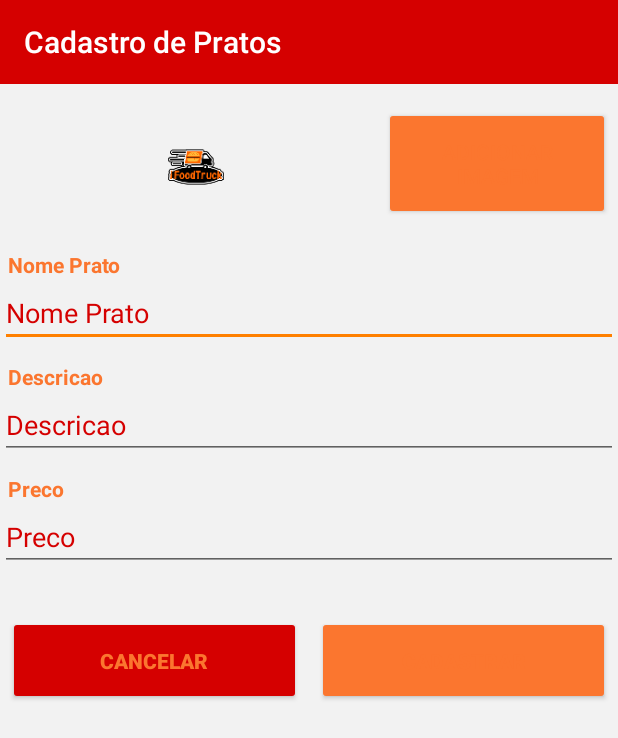
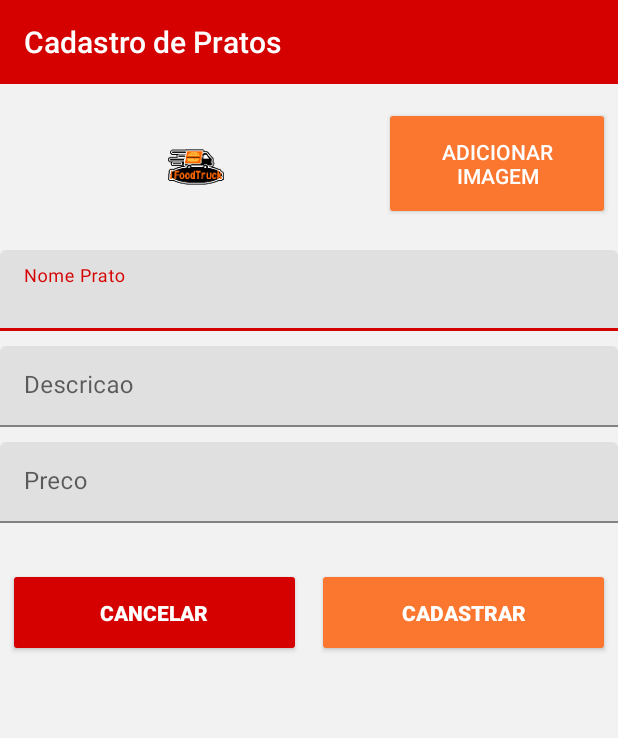
Before and after one commit to alessandrofls/iFoodTruck, an Android app: the Activity_cadastro_pratos screen opened directly, with no data from a screen before it, on a phone screen of 412 x 824 dp. Shown: the top 738 px of the screen. Run offline under Robolectric (Android 15) with nearby library versions, the phone set to English and light mode, and no system bars; our stand-ins replace Firebase (no records; nobody signed in at launch, a user with empty details on screens opened directly).

Commit message:
UI changes

```diff
--- a/app/src/main/res/layout/activity_cadastro_pratos.xml
+++ b/app/src/main/res/layout/activity_cadastro_pratos.xml
@@ -48,7 +48,7 @@
         </LinearLayout>
 
 
-        <TextView
+        <!--    <TextView
                 android:id="@+id/tVNomePrato"
                 android:layout_width="match_parent"
                 android:layout_height="wrap_content"
@@ -103,24 +103,78 @@
                     android:ems="10"
                     android:hint="@string/cadPrecoPrato"
                     android:inputType="numberDecimal"
-                android:textColorHint="@color/colorPrimary"/>
+                    android:textColorHint="@color/colorPrimary"/>-->
 
 
 
-        <!--<android.support.design.widget.TextInputLayout-->
-            <!--style="@style/Widget.MaterialComponents.TextInputLayout.FilledBox.Dense"-->
-            <!--android:layout_width="match_parent"-->
 
-            <!--android:layout_height="wrap_content">-->
 
-        <!--</android.support.design.widget.TextInputLayout>-->
 
-        <!--<android.support.design.widget.TextInputLayout-->
-            <!--style="@style/Widget.MaterialComponents.TextInputLayout.FilledBox.Dense"-->
-            <!--android:layout_width="match_parent"-->
-            <!--android:layout_height="wrap_content">-->
-            <!--&lt;!&ndash;android:background=""&ndash;&gt;-->
-        <!--</android.support.design.widget.TextInputLayout>-->
+
+        <android.support.design.widget.TextInputLayout
+                style="@style/Widget.MaterialComponents.TextInputLayout.FilledBox.Dense"
+                android:layout_width="match_parent"
+                android:layout_height="wrap_content">
+            <android.support.design.widget.TextInputEditText
+                    android:id="@+id/eTNomePrato"
+                    android:layout_width="match_parent"
+                    android:layout_height="wrap_content"
+                    android:layout_marginBottom="10dp"
+                    android:ems="10"
+                    android:hint="@string/cadNomePrato"
+                    android:inputType="text"
+                    android:textColorHint="@color/colorPrimary" />
+
+        </android.support.design.widget.TextInputLayout>
+
+        <android.support.design.widget.TextInputLayout
+                style="@style/Widget.MaterialComponents.TextInputLayout.FilledBox.Dense"
+                android:layout_width="match_parent"
+                android:layout_height="wrap_content">
+            <android.support.design.widget.TextInputEditText
+                    android:id="@+id/editTextDescricao"
+                    android:layout_width="match_parent"
+                    android:layout_height="wrap_content"
+                    android:layout_marginBottom="10dp"
+                    android:ems="10"
+                    android:hint="@string/cadDescricao"
+                    android:inputType="text"
+                    android:textColorHint="@color/colorPrimary" />
+
+        </android.support.design.widget.TextInputLayout>
+
+        <android.support.design.widget.TextInputLayout
+                style="@style/Widget.MaterialComponents.TextInputLayout.FilledBox.Dense"
+                android:layout_width="match_parent"
+
+                android:layout_height="wrap_content">
+
+            <android.support.design.widget.TextInputEditText
+                    android:id="@+id/eTPreco"
+                    android:layout_width="match_parent"
+                    android:layout_height="wrap_content"
+                    android:ems="10"
+                    android:hint="@string/cadPrecoPrato"
+                    android:inputType="numberDecimal"
+                    android:textColorHint="@color/colorPrimary"/>
+
+        </android.support.design.widget.TextInputLayout>
+
+        <!--<android.support.design.widget.TextInputLayout
+            style="@style/Widget.MaterialComponents.TextInputLayout.FilledBox.Dense"
+            android:layout_width="match_parent"
+            android:layout_height="wrap_content">
+
+        </android.support.design.widget.TextInputLayout>
+
+
+
+        <android.support.design.widget.TextInputLayout
+            style="@style/Widget.MaterialComponents.TextInputLayout.FilledBox.Dense"
+            android:layout_width="match_parent"
+            android:layout_height="wrap_content">
+            &lt;!&ndash;android:background=""&ndash;&gt;
+        </android.support.design.widget.TextInputLayout>-->
 
         <LinearLayout
                 android:layout_width="match_parent"
@@ -156,6 +210,14 @@
                     android:textStyle="bold" android:id="@+id/btnCadastrarPrato" android:onClick="cadastrarPrato"/>
         </LinearLayout>
 
+        <android.support.design.card.MaterialCardView
+                android:layout_width="match_parent"
+                android:layout_height="wrap_content">
+
+
+
+        </android.support.design.card.MaterialCardView>
+
     </LinearLayout>
 
 </RelativeLayout>
--- a/app/src/main/res/layout/activity_tela_user.xml
+++ b/app/src/main/res/layout/activity_tela_user.xml
@@ -152,7 +152,7 @@
                 android:textColor="@color/colorAccent"
                 android:textSize="16sp"/>
 
-        <android.support.design.button.MaterialButton
+        <Button
                 android:layout_width="wrap_content"
                 android:layout_height="match_parent"
                 android:layout_marginLeft="10dp"
@@ -161,6 +161,7 @@
                 android:layout_weight="1"
                 android:backgroundTint="@color/colorSecondary"
                 android:padding="20dp"
+                android:textColor="@color/white"
                 android:id="@+id/btnverpratos" android:text="@string/VisualizarPratos"/>
 
         <TextView
@@ -206,7 +207,7 @@
                 <!--android:textColorHint="@color/colorPrimary" />-->
         <!--</android.support.design.widget.TextInputLayout>-->
 
-        <android.support.design.button.MaterialButton
+        <Button
                 android:layout_width="wrap_content"
                 android:layout_height="wrap_content"
                 android:layout_marginLeft="10dp"
@@ -214,6 +215,7 @@
                 android:layout_marginRight="5dp"
                 android:layout_weight="1"
                 android:backgroundTint="@color/colorSecondary"
+                android:textColor="@color/white"
                 android:padding="20dp"
                 android:text="@string/EnviarComentario"/>
 
--- a/app/src/main/res/values/colors.xml
+++ b/app/src/main/res/values/colors.xml
@@ -9,6 +9,6 @@
     <color name="colorSecondaryText">#757575</color>
     <color name="colorDividerColor">#BDBDBD</color>
     <color name="colorLightPrimary">#FFCCBC</color>
-    <color name="white">#fb762f</color>
+    <color name="white">#fff</color>
     <color name="lightGrey">#f2f2f2</color>
 </resources>
```
Also changed, not shown: app/src/main/res/layout/activity_login.xml (+9 -8 lines), app/src/main/res/layout/activity_tela_inicial.xml (+16 -13 lines), app/src/main/res/layout/recyclerview_item_row_foodtruck.xml (+8 -7 lines), app/src/main/res/layout/recycleview_pratos.xml (+20 -28 lines). Lines whose indentation alone changed are shown as unchanged.
